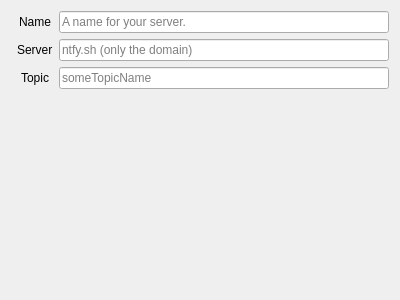
Before: the Qt Designer form app/src/MainWindow/ConfigTab.ui in emmaexe/ntfyDesktop, drawn with Qt 5.
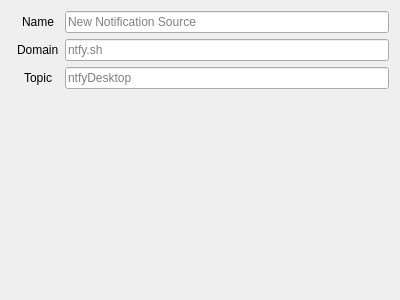
After: the same form once the commit is applied. Icons and pictures are not drawn.

Commit message: [feat] Update the language used in the ConfigTab UI

```diff
--- a/app/src/MainWindow/ConfigTab.ui
+++ b/app/src/MainWindow/ConfigTab.ui
@@ -35,21 +35,21 @@
      <item row="0" column="1">
       <widget class="QLineEdit" name="nameLineEdit">
        <property name="placeholderText">
-        <string>A name for your server.</string>
+        <string>New Notification Source</string>
        </property>
       </widget>
      </item>
      <item row="1" column="0">
       <widget class="QLabel" name="serverLabel">
        <property name="text">
-        <string>Server</string>
+        <string>Domain</string>
        </property>
       </widget>
      </item>
      <item row="1" column="1">
       <widget class="QLineEdit" name="serverLineEdit">
        <property name="placeholderText">
-        <string>ntfy.sh (only the domain)</string>
+        <string>ntfy.sh</string>
        </property>
       </widget>
      </item>
@@ -63,7 +63,7 @@
      <item row="2" column="1">
       <widget class="QLineEdit" name="topicLineEdit">
        <property name="placeholderText">
-        <string>someTopicName</string>
+        <string>ntfyDesktop</string>
        </property>
       </widget>
      </item>
```
Left out of the diff: 40 changed lines with no effect on the pictures.
